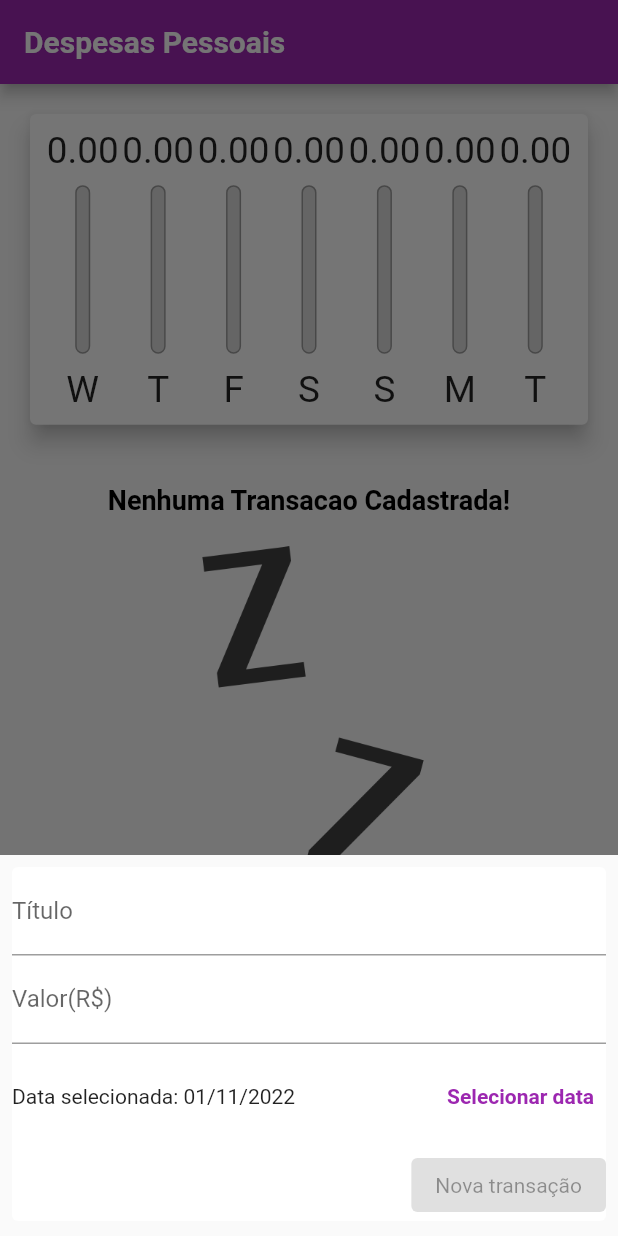
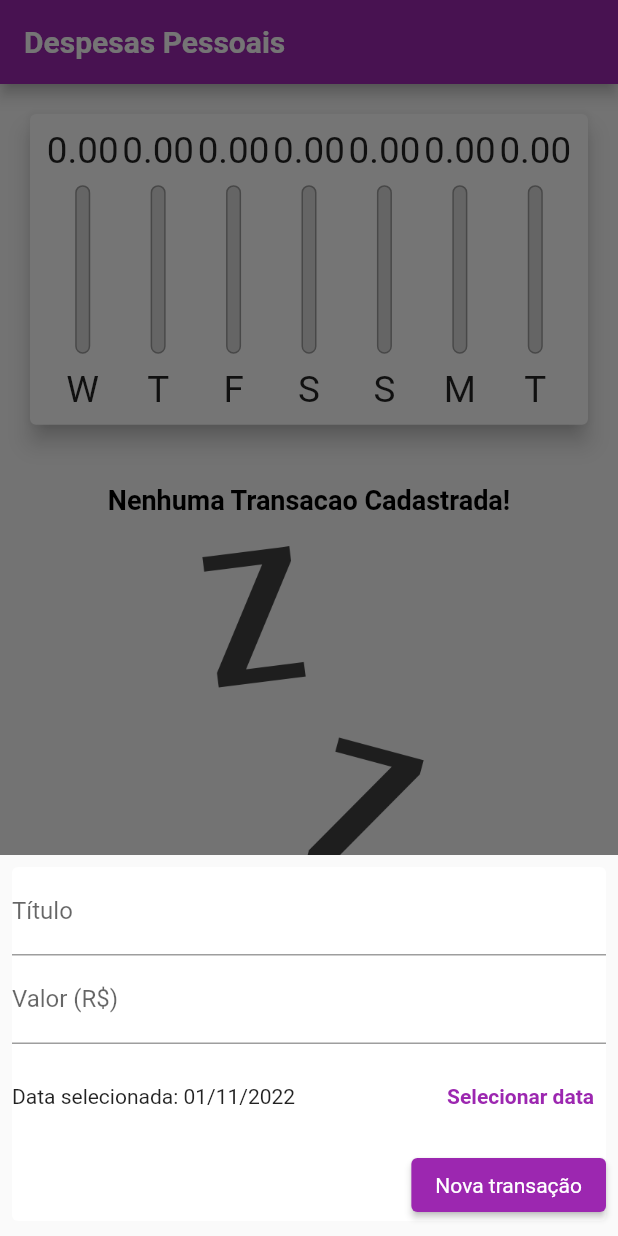
Before and after one commit to adrianoaraujo0/app_despesas_pessoais_curso_c0d3r, a Flutter app: the screen it shows after launch, after a tap on the "add" icon, on a phone screen of 412 x 824 dp. Run offline on Flutter 3.47's test engine with Material 2 defaults, Android fonts, the phone set to English and light mode, and no system bars; Roboto replaces fonts that are missing (OpenSans).

Commit message:
seção 6 finalizada

```diff
--- a/lib/components/adaptative_button.dart
+++ b/lib/components/adaptative_button.dart
@@ -20,13 +20,14 @@ class AdaptativeButton extends StatelessWidget {
         onPressed: (() => onPressed()),
         color: Colors.purple,
         padding: const EdgeInsets.symmetric(vertical: 6, horizontal: 6),
-        child: Text(label, style: const TextStyle(fontSize: 15),),
+        child: Text(label, style: const TextStyle(fontSize: 15)
+      ),
     )
     : ElevatedButton(
       style: ElevatedButton.styleFrom(
         textStyle: TextStyle(color: Theme.of(context).textTheme.button!.color),
-        backgroundColor: Theme.of(context).primaryColor),
-      onPressed: onPressed(),
+        backgroundColor: Colors.purple),
+        onPressed: (() => onPressed()),
       child: Text(label),
     );
   }
--- /dev/null
+++ b/lib/components/adaptative_datepicker.dart
@@ -0,0 +1,65 @@
+import 'dart:io';
+
+import 'package:flutter/cupertino.dart';
+import 'package:flutter/material.dart';
+import 'package:intl/intl.dart';
+
+class AdaptativeDatePicker extends StatelessWidget {
+
+  DateTime selectedDate = DateTime.now();
+  Function (DateTime) onDate;
+
+  AdaptativeDatePicker({
+    required this.selectedDate,
+    required this.onDate,
+    super.key
+  });
+
+  buildShowDatePicker(BuildContext context) async{
+    showDatePicker(
+      context: context,
+      initialDate: DateTime.now(),
+      firstDate: DateTime(2019),
+      lastDate: DateTime.now()
+    ).then(((pickedDate){
+          if(pickedDate == null){return;}
+
+          onDate(pickedDate);
+          // setState(() {selectedDate = pickedDate;});
+        }
+      ));
+  }
+
+  @override
+  Widget build(BuildContext context) {
+    return Platform.isIOS
+    ? Container(
+      height: 180,
+      child: CupertinoDatePicker(
+      onDateTimeChanged: onDate,
+      mode: CupertinoDatePickerMode.date,
+      initialDateTime: DateTime.now(),
+      minimumDate: DateTime(2019),
+      maximumDate: DateTime.now(),
+      ),
+    )
+    : SizedBox(
+      height: 70,
+      child: Row(
+        children: [
+            Expanded(
+              child: Text("Data selecionada: ${DateFormat("dd/MM/y").format(selectedDate)}"
+              ),
+            ),
+          TextButton(
+            onPressed: ()=>buildShowDatePicker(context),
+            child: const Text("Selecionar data",
+            style: TextStyle(
+              fontWeight: FontWeight.w700
+            ),)
+          ),
+        ],
+      ),
+    );
+  }
+}
--- /dev/null
+++ b/lib/components/adaptative_textfield.dart
@@ -0,0 +1,33 @@
+import 'dart:io';
+
+import 'package:flutter/cupertino.dart';
+import 'package:flutter/material.dart';
+
+class AdaptativeTextField extends StatelessWidget {
+
+  TextEditingController controller = TextEditingController();
+  String label;
+  TextInputType textInputType;
+
+  AdaptativeTextField({
+    required this.controller,
+    required this.label,
+    required this.textInputType,
+    super.key
+  });
+
+  @override
+  Widget build(BuildContext context) {
+    return Platform.isIOS
+    ? CupertinoTextField(
+        controller: controller,
+        placeholder: label,
+        keyboardType: textInputType,
+    )
+    : TextField(
+         controller: controller,
+         decoration: InputDecoration(labelText: label),
+         keyboardType: textInputType,
+      );
+  }
+}
--- a/lib/components/transaction_form.dart
+++ b/lib/components/transaction_form.dart
@@ -1,4 +1,6 @@
 import 'package:despesas_pessoais/components/adaptative_button.dart';
+import 'package:despesas_pessoais/components/adaptative_datepicker.dart';
+import 'package:despesas_pessoais/components/adaptative_textfield.dart';
 import 'package:flutter/material.dart';
 import 'package:intl/intl.dart';
 
@@ -23,19 +25,6 @@ class _TransactionFormState extends State<TransactionForm> {
     widget.onSubmitted(titleController.text, double.parse(valueController.text), selectedDate);
   }
 
-  buildShowDatePicker() async{
-    showDatePicker(
-      context: context,
-      initialDate: DateTime.now(),
-      firstDate: DateTime(2019),
-      lastDate: DateTime.now()
-    ).then(((pickedDate){
-          if(pickedDate == null){return;}
-          setState(() {selectedDate = pickedDate;});
-        }
-      ));
-  }
-
   @override
   Widget build(BuildContext context) {
     return SingleChildScrollView(
@@ -44,34 +33,21 @@ class _TransactionFormState extends State<TransactionForm> {
         margin: EdgeInsets.fromLTRB(8, 8, 8, 10 + MediaQuery.of(context).viewInsets.bottom),
         child: Column(
           children: [
-            TextField(
+            AdaptativeTextField(
               controller: titleController,
-              decoration: const InputDecoration(labelText: "Título"),
-              onSubmitted: (_) => submitForm(),
+              label: "Título",
+              textInputType: TextInputType.name
             ),
-            TextField(
+            AdaptativeTextField(
               controller: valueController,
-              decoration: const InputDecoration(labelText: "Valor(R\$)"),
-              keyboardType: const TextInputType.numberWithOptions(decimal: true),
-              onSubmitted: (_) => submitForm(),
+              label: "Valor (R\$)",
+              textInputType: const TextInputType.numberWithOptions(decimal: true)
             ),
-            SizedBox(
-              height: 70,
-              child: Row(
-                children: [
-                   Expanded(
-                     child: Text("Data selecionada: ${DateFormat("dd/MM/y").format(selectedDate)}"
-                      ),
-                   ),
-                  TextButton(
-                    onPressed: (){buildShowDatePicker();},
-                    child: const Text("Selecionar data",
-                    style: TextStyle(
-                      fontWeight: FontWeight.w700
-                    ),)
-                  ),
-                ],
-              ),
+            AdaptativeDatePicker(
+              selectedDate: selectedDate,
+              onDate:(newDate){
+                setState(() => selectedDate = newDate);
+              }
             ),
             Row(
               mainAxisAlignment: MainAxisAlignment.end,
```
